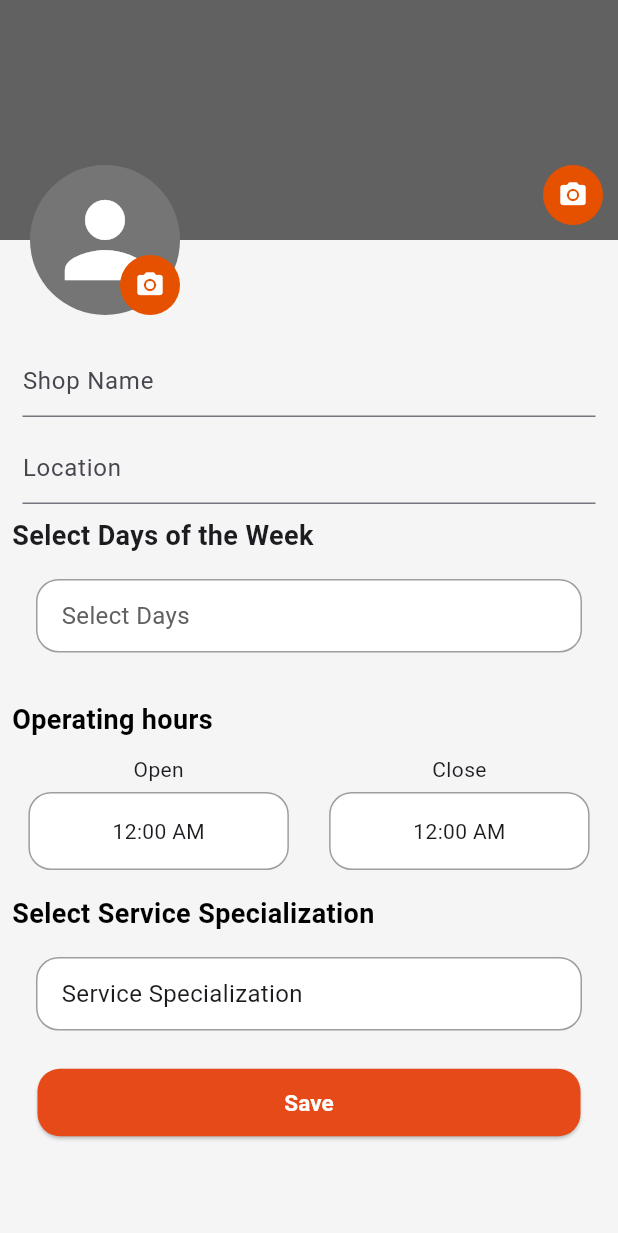
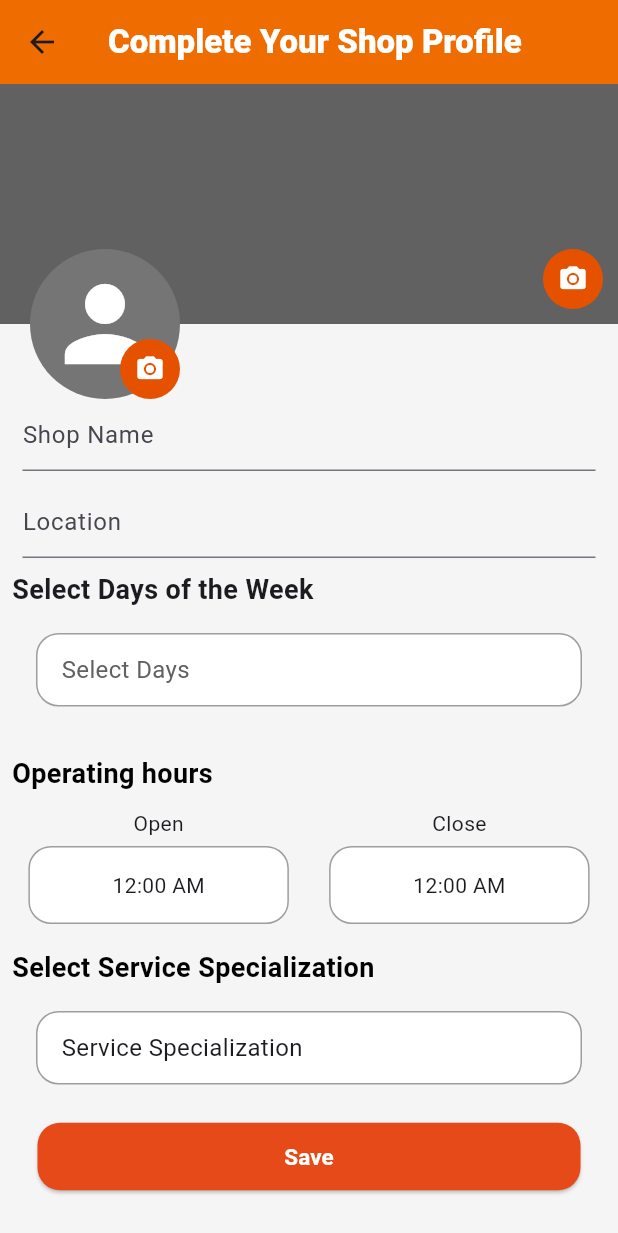
Before and after one commit to TechPyllars2024/AutoCareAutomotive, a Flutter app: the AutomotiveCompleteProfileScreen screen opened directly, on a phone screen of 412 x 824 dp. Shown: the top 1233 px of the screen. Run offline on Flutter 3.47's test engine with Material 3 defaults, Android fonts, the phone set to English and light mode, and no system bars; our stand-ins replace carousel_slider, cloud_firestore, curved_navigation_bar, file_picker, firebase_auth, firebase_core and 9 more; missing offline and left inert: flutter_pannable_rating_bar, flutter_pdfview; accounts and stored records are empty.

Commit message:
Updated Profile

```diff
--- a/lib/ProfileManagement/screens/automotive_complete_profile.dart
+++ b/lib/ProfileManagement/screens/automotive_complete_profile.dart
@@ -202,6 +202,10 @@ class _AutomotiveCompleteProfileScreenState extends State<AutomotiveCompleteProf
   Widget build(BuildContext context) {
     final double top = coverHeight - profileHeight / 2;
     return Scaffold(
+      appBar: AppBar(
+        title: const Text('Complete Your Shop Profile', style: TextStyle(fontWeight: FontWeight.w900, color: Colors.white),),
+        backgroundColor: Colors.orange.shade800,
+      ),
       backgroundColor: Colors.grey.shade100,
       body: SafeArea(
         child: Padding(
@@ -210,7 +214,7 @@ class _AutomotiveCompleteProfileScreenState extends State<AutomotiveCompleteProf
             padding: EdgeInsets.zero,
             children: [
               buildTopSection(top),
-              const SizedBox(height: 20),
+              // const SizedBox(height: 20),
               buildInputs(),
               dayOfTheWeekSelection(),
               timeSelection(),
```
